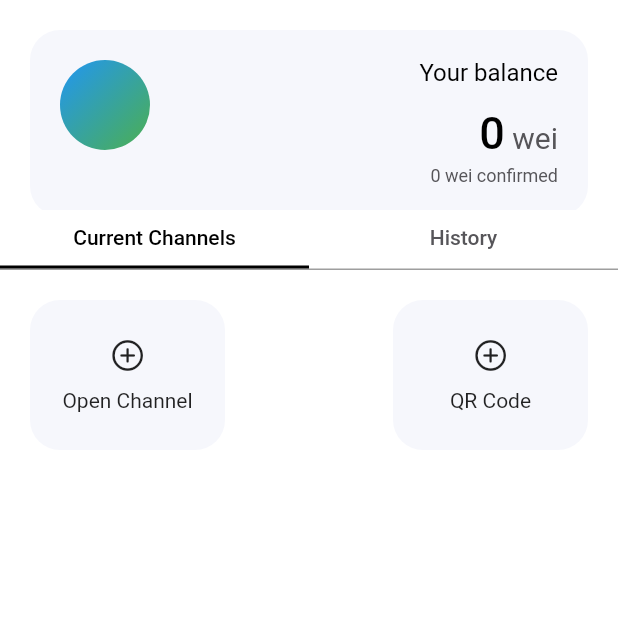
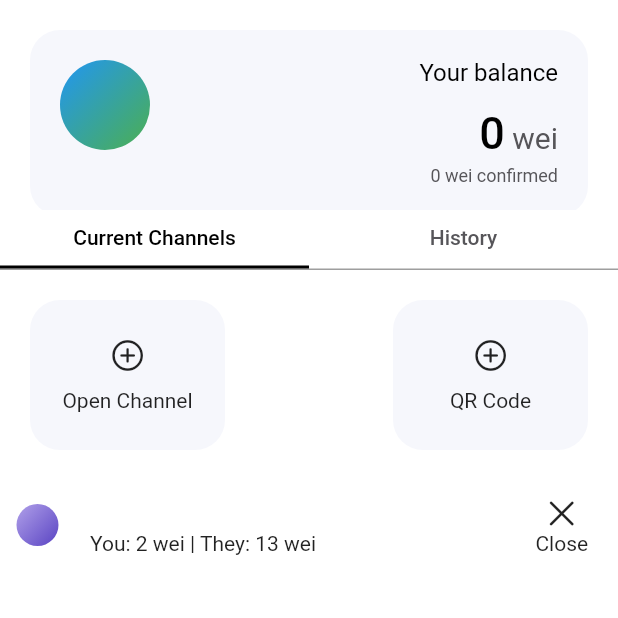
Before and after one commit to dknopik/sspc-flutter-fe, a Flutter app: the screen it shows after launch, on a phone screen of 412 x 824 dp, the top half of it. Run offline on Flutter 3.47's test engine with Material 2 defaults, Android fonts, the phone set to English and light mode, and no system bars; our stand-ins replace flutter_keyboard_visibility, modal_bottom_sheet, qr_flutter; missing offline and left inert: flutter_nfc_kit, ndef, qr_code_scanner, rlp, web3dart; statements that could not run were skipped.

```diff
--- a/app/lib/screens/screen_new_channel.dart
+++ b/app/lib/screens/screen_new_channel.dart
@@ -119,6 +119,56 @@ class _NewChannelState extends State<NewChannel> {
           ),
         ],
       ),
+      Channel(
+        actions: Container(
+          width: 55,
+          child: GestureDetector(
+            child: Column(
+              children: [
+                Icon(
+                  CupertinoIcons.clear,
+                ),
+                Text('Close')
+              ],
+            ),
+            // onTap: () => showMaterialModalBottomSheet(
+            //   expand: false,
+            //   context: context,
+            //   backgroundColor: Colors.transparent,
+            //   builder: (context) => ModalClose(
+            //     channel: channel,
+            //     network: network,
+            //   ),
+            // ),
+          ),
+        ),
+        head: CircleAvatar(
+          radius: 14.0,
+          backgroundColor: Colors.transparent,
+          child: Container(
+            decoration: BoxDecoration(
+              shape: BoxShape.circle,
+              gradient: LinearGradient(
+                colors: [
+                  Color(0xFFB2A2EA),
+                  Color(0xFF5842C2),
+                ], // Your gradient colors
+                begin: Alignment.topLeft,
+                end: Alignment.bottomRight,
+              ),
+            ),
+          ),
+        ),
+        onTap: () {
+          Navigator.of(context).push(MaterialPageRoute(
+              builder: (context) => ChannelDetailScreen(
+                    channel: widget.myWallet.createNewChannel(),
+                    network: widget.nfcNetwork,
+                  )));
+        },
+        state: 'You: 2 wei | They: 13 wei',
+        title: '',
+      ),
       // Building List of view based on channels
       Expanded(
         child: ListView.builder(
@@ -126,7 +176,8 @@ class _NewChannelState extends State<NewChannel> {
           shrinkWrap: true,
           itemCount: widget.myWallet.channels.length,
           itemBuilder: (context, i) {
-            return _createChannel(widget.myWallet.channels[i], widget.nfcNetwork);
+            return _createChannel(
+                widget.myWallet.channels[i], widget.nfcNetwork);
           },
         ),
       ),
--- a/app/pubspec.yaml
+++ b/app/pubspec.yaml
@@ -55,6 +55,7 @@ dev_dependencies:
   flutter_nfc_kit: ^3.3.1
   qr_flutter: ^4.1.0
   qr_code_scanner: ^1.0.1
+  provider: 6.0.5
 
 # For information on the generic Dart part of this file, see the
 # following page: https://dart.dev/tools/pub/pubspec
```
Also changed, not shown: app/lib/services/network.dart (+47 -5 lines).
